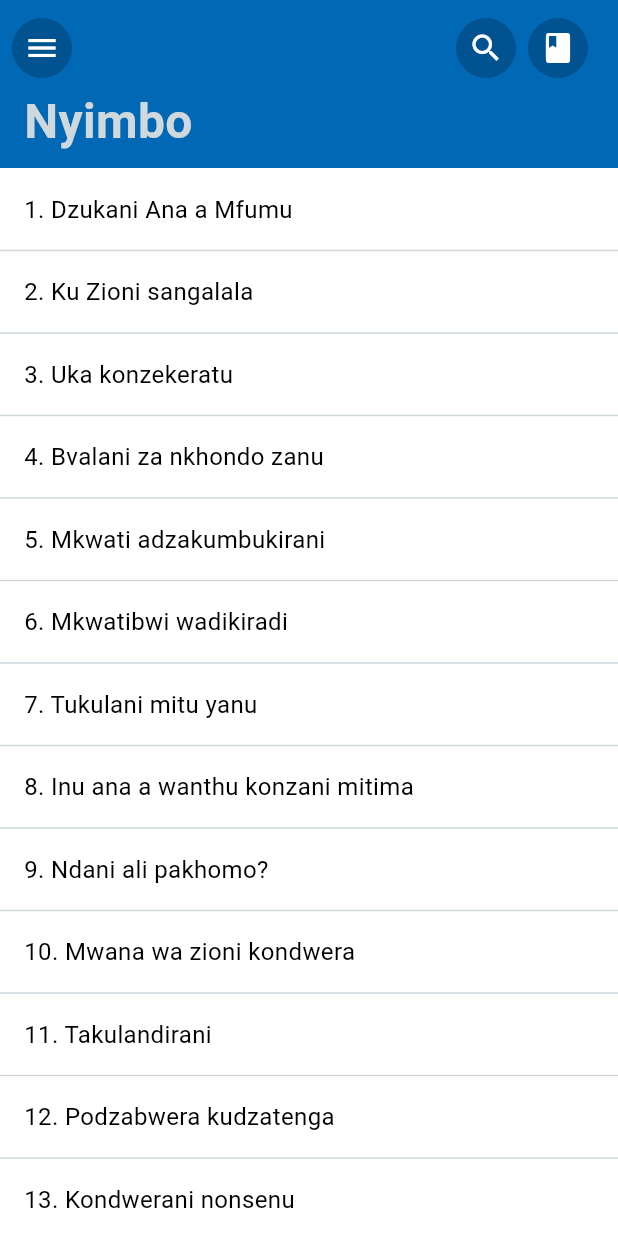
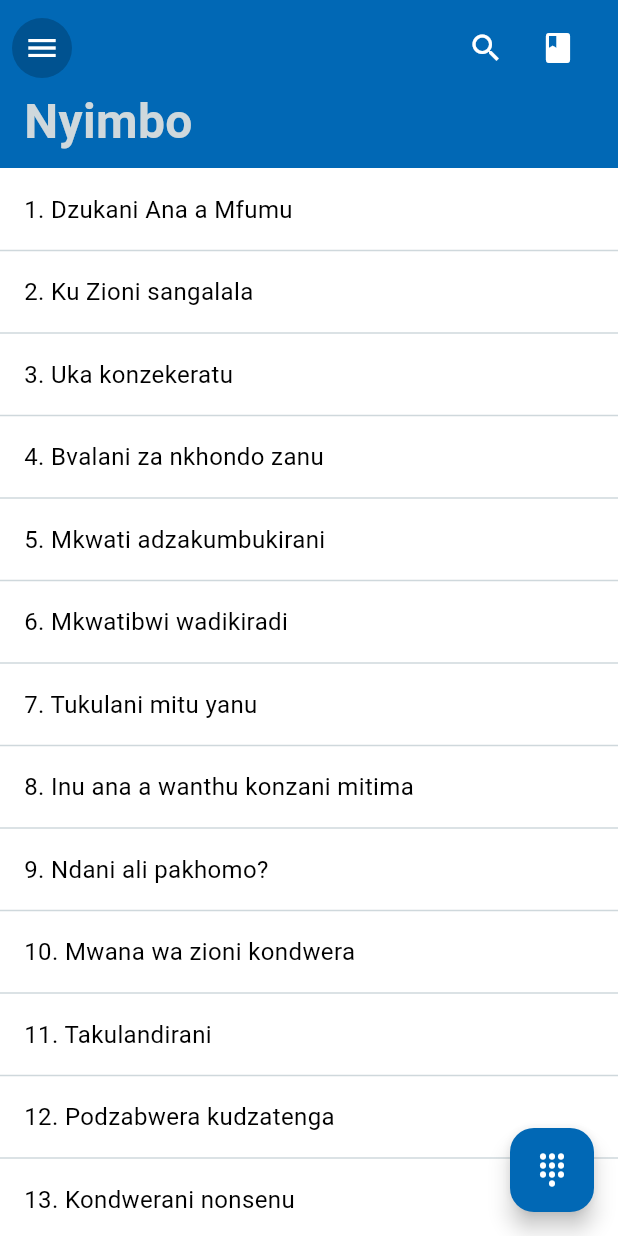
Before and after one commit to RhonPhiri/nah, a Flutter app: the screen it shows after launch, after a tap on "Nyimbo", on a phone screen of 412 x 824 dp. Run offline on Flutter 3.47's test engine with Material 3 defaults, Android fonts, the phone set to English and light mode, and no system bars; our stand-ins replace go_router, shared_preferences.

Commit message:
Search functionality
Added the search functionality through the search delegate

```diff
--- a/nah/lib/main.dart
+++ b/nah/lib/main.dart
@@ -16,7 +16,7 @@ class MyApp extends StatelessWidget {
     return MaterialApp.router(
       theme: AppTheme.light(),
       darkTheme: AppTheme.dark(),
-      themeMode: ThemeMode.system,
+      themeMode: ThemeMode.light,
       routerConfig: router(context.read()),
     );
   }
--- a/nah/lib/ui/core/ui/sliver_hymn_list.dart
+++ b/nah/lib/ui/core/ui/sliver_hymn_list.dart
@@ -31,7 +31,7 @@ class SliverHymnList extends StatelessWidget {
               child: Center(
                 child: ElevatedButton(
                   onPressed: () {
-                    context.pop();
+                    context.pop(context);
                   },
                   child: Text("Go back"),
                 ),
--- a/nah/lib/ui/home/widgets/home_app_bar.dart
+++ b/nah/lib/ui/home/widgets/home_app_bar.dart
@@ -3,22 +3,26 @@ import 'package:go_router/go_router.dart';
 import 'package:nah/routing/routes.dart';
 import 'package:nah/ui/core/theme/colors.dart';
 import 'package:nah/ui/core/ui/my_sliver_app_bar.dart';
+import 'package:nah/ui/home/view_models/home_view_model.dart';
+import 'package:nah/ui/home/widgets/search/search_hymn_delegate.dart';
 
 class HomeAppBar extends StatelessWidget {
-  const HomeAppBar({super.key, required this.title});
-  final String title;
+  const HomeAppBar({super.key, required this.homeViewModel});
+  final HomeViewModel homeViewModel;
 
   @override
   Widget build(BuildContext context) {
     final isLightTheme = Theme.of(context).brightness == Brightness.light;
     final color = isLightTheme ? AppColors.blue1 : null;
     return MySliverAppBar(
-      title: title,
+      key: ValueKey("HOME_APP_BAR"),
+      title: homeViewModel.hymnalTitle,
       leading: Builder(
         builder: (context) {
           // Menu icon button.
           return Center(
             child: IconButton(
+              key: ValueKey("HOME_APP_BAR_MENU"),
               style: ButtonStyle(
                 backgroundColor: WidgetStatePropertyAll(color),
               ),
@@ -29,17 +33,24 @@ class HomeAppBar extends StatelessWidget {
         },
       ),
 
-      actions: ActionButtons.values
-          .map(
-            (button) => IconButton(
-              style: ButtonStyle(
-                backgroundColor: WidgetStatePropertyAll(color),
-              ),
-              onPressed: () => button.onPressed(context),
-              icon: Icon(button.icon),
+      actions: [
+        IconButton(
+          key: ValueKey("HOME_SEARCH_CUTTON"),
+          onPressed: () => showSearch(
+            context: context,
+            delegate: SearchHymnDelegate(
+              searchingHymnId: false,
+              homeViewModel: homeViewModel,
             ),
-          )
-          .toList(),
+          ),
+          icon: Icon(Icons.search),
+        ),
+        IconButton(
+          key: ValueKey("HOME_HYMNAL_BUTTON"),
+          onPressed: () => context.go(Routes.hymnalRelativePath),
+          icon: Icon(Icons.book),
+        ),
+      ],
     );
   }
 
@@ -50,31 +61,3 @@ class HomeAppBar extends StatelessWidget {
         : Scaffold.of(context).openDrawer();
   }
 }
-
-///Enum to hold the trailing action buttons of the hymnScreen appBar
-enum ActionButtons {
-  search,
-  hymnal;
-
-  IconData get icon {
-    switch (this) {
-      case ActionButtons.search:
-        return Icons.search;
-      case ActionButtons.hymnal:
-        return Icons.book;
-    }
-  }
-
-  void onPressed(BuildContext context) {
-    switch (this) {
-      case ActionButtons.search:
-        // showSearch(
-        //   context: context,
-        //   delegate: SearchHymnDelegate(searchingHymnId: false),
-        // );
-        print("Search button pressed");
-      case ActionButtons.hymnal:
-        context.go(Routes.hymnalsPath);
-    }
-  }
-}
--- a/nah/lib/ui/home/widgets/home_body.dart
+++ b/nah/lib/ui/home/widgets/home_body.dart
@@ -16,8 +16,11 @@ class HomeBody extends StatelessWidget {
         return CustomScrollView(
           // controller: _scrollController,
           slivers: [
-            HomeAppBar(title: homeViewModel.hymnalTitle),
-            SliverHymnList(hymns: homeViewModel.hymns),
+            HomeAppBar(homeViewModel: homeViewModel),
+            SliverHymnList(
+              key: ValueKey("HOME_SCREEN_HYMN_LIST"),
+              hymns: homeViewModel.hymns,
+            ),
           ],
         );
       },
--- a/nah/lib/ui/home/widgets/home_screen.dart
+++ b/nah/lib/ui/home/widgets/home_screen.dart
@@ -3,6 +3,7 @@ import 'package:nah/ui/core/ui/error_widget.dart';
 import 'package:nah/ui/home/view_models/home_view_model.dart';
 import 'package:nah/ui/home/widgets/drawer/nah_drawer.dart';
 import 'package:nah/ui/home/widgets/home_body.dart';
+import 'package:nah/ui/home/widgets/search/search_hymn_delegate.dart';
 
 /// Main screen for displaying hymns and searching/selecting hymnals.
 
@@ -90,6 +91,17 @@ class _HymnScreenState extends State<HomeScreen> {
       //         ),
       //         child: Icon(Icons.dialpad),
       //       ),
+      floatingActionButton: FloatingActionButton(
+        key: ValueKey("searchHymnId"),
+        onPressed: () => showSearch(
+          context: context,
+          delegate: SearchHymnDelegate(
+            searchingHymnId: true,
+            homeViewModel: widget.homeViewModel,
+          ),
+        ),
+        child: Icon(Icons.dialpad),
+      ),
     );
   }
 }
--- /dev/null
+++ b/nah/lib/ui/home/widgets/search/search_hymn_delegate.dart
@@ -0,0 +1,75 @@
+import 'package:flutter/material.dart';
+import 'package:nah/ui/home/view_models/home_view_model.dart';
+import 'package:nah/ui/home/widgets/search/filtered_hymn_list.dart';
+
+/// [SearchHymnDelegate] manages the data displayed in the search page
+class SearchHymnDelegate extends SearchDelegate {
+  ///property to hold the current index based on the search IconButton tapped in the HOMEAPPBAR.
+  ///Will return true if the HOME FAB is clicked
+  final bool searchingHymnId;
+  final HomeViewModel homeViewModel;
+
+  SearchHymnDelegate({
+    super.searchFieldLabel,
+    super.searchFieldStyle,
+    super.searchFieldDecorationTheme,
+    super.keyboardType,
+    super.textInputAction,
+    super.autocorrect,
+    super.enableSuggestions,
+    required this.searchingHymnId,
+    required this.homeViewModel,
+  });
+
+  // Overrode the search bar label to display a custom one
+  @override
+  String? get searchFieldLabel =>
+      'Search hymn ${searchingHymnId ? 'number' : 'title, lyrics'}';
+
+  // Overrode the keyboardType to show a number keyborad if searchHymnId is true else, return a text keyboard
+  @override
+  TextInputType? get keyboardType => searchingHymnId
+      ? TextInputType.numberWithOptions(signed: false, decimal: false)
+      : TextInputType.text;
+
+  // Overrode the actions to display the clear querry button
+  @override
+  List<Widget>? buildActions(BuildContext context) {
+    return [
+      IconButton(
+        onPressed: () => query = '',
+        icon: const Icon(Icons.clear),
+        tooltip: 'Clear querry',
+      ),
+    ];
+  }
+
+  // Overrode the leading to display a back button
+  @override
+  Widget? buildLeading(BuildContext context) {
+    return IconButton(
+      onPressed: () => close(context, null),
+      icon: const Icon(Icons.arrow_back),
+    );
+  }
+
+  // Hymns to be shown after submission of the querry
+  @override
+  Widget buildResults(BuildContext context) {
+    return FilteredHymnList(
+      query: query,
+      searchingHymnId: searchingHymnId,
+      homeViewModel: homeViewModel,
+    );
+  }
+
+  // Hymns shown during entry of querry
+  @override
+  Widget buildSuggestions(BuildContext context) {
+    return FilteredHymnList(
+      query: query,
+      searchingHymnId: searchingHymnId,
+      homeViewModel: homeViewModel,
+    );
+  }
+}
```
Also changed, not shown: nah/lib/ui/home/view_models/home_view_model.dart (+35 -0 lines), nah/lib/ui/home/widgets/search/filtered_hymn_list.dart (added, +39 -0 lines).
